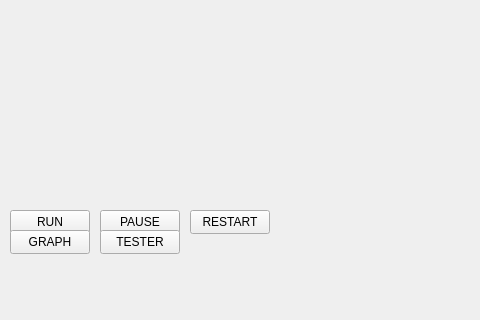
Before: the Qt Designer form UI/src/mainwindow.ui in EvolutionSimulator/EvolutionSimulator, drawn with Qt 5; both pictures show x 0 to 480 and y 280 to 600 of the 800 by 600 pixel window.
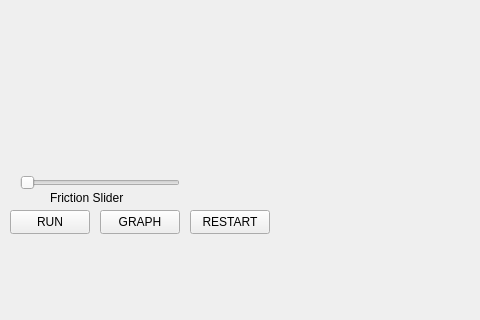
After: the same form once the commit is applied. Custom widgets are drawn as their Qt base class.

Commit message: Start/Pause joined and Friction Slider

What changed in the file:
```diff
--- a/UI/src/mainwindow.ui
+++ b/UI/src/mainwindow.ui
@@ -47,19 +47,6 @@
      </rect>
     </property>
    </widget>
-   <widget class="QPushButton" name="pauseButton">
-    <property name="geometry">
-     <rect>
-      <x>100</x>
-      <y>490</y>
-      <width>80</width>
-      <height>24</height>
-     </rect>
-    </property>
-    <property name="text">
-     <string>PAUSE</string>
-    </property>
-   </widget>
    <widget class="QPushButton" name="restartButton">
     <property name="geometry">
      <rect>
@@ -89,8 +76,8 @@
    <widget class="QPushButton" name="graphButton">
     <property name="geometry">
      <rect>
-      <x>10</x>
-      <y>510</y>
+      <x>100</x>
+      <y>490</y>
       <width>80</width>
       <height>24</height>
      </rect>
@@ -99,19 +86,6 @@
      <string>GRAPH</string>
     </property>
    </widget>
-   <widget class="QPushButton" name="testerButton">
-    <property name="geometry">
-     <rect>
-      <x>100</x>
-      <y>510</y>
-      <width>80</width>
-      <height>24</height>
-     </rect>
-    </property>
-    <property name="text">
-     <string>TESTER</string>
-    </property>
-   </widget>
    <widget class="QSpinBox" name="densityCreature">
     <property name="geometry">
      <rect>
@@ -135,6 +109,51 @@
      <string>Density of Creature:</string>
     </property>
    </widget>
+   <widget class="QSlider" name="frictionCoefficientSpinBox">
+    <property name="geometry">
+     <rect>
+      <x>20</x>
+      <y>450</y>
+      <width>160</width>
+      <height>25</height>
+     </rect>
+    </property>
+    <property name="minimum">
+     <number>5</number>
+    </property>
+    <property name="maximum">
+     <number>100</number>
+    </property>
+    <property name="orientation">
+     <enum>Qt::Horizontal</enum>
+    </property>
+   </widget>
+   <widget class="QLabel" name="label">
+    <property name="geometry">
+     <rect>
+      <x>50</x>
+      <y>470</y>
+      <width>91</width>
+      <height>16</height>
+     </rect>
+    </property>
+    <property name="text">
+     <string>Friction Slider</string>
+    </property>
+   </widget>
+   <widget class="QLabel" name="frictionLabel">
+    <property name="geometry">
+     <rect>
+      <x>190</x>
+      <y>450</y>
+      <width>58</width>
+      <height>16</height>
+     </rect>
+    </property>
+    <property name="text">
+     <string/>
+    </property>
+   </widget>
   </widget>
   <widget class="QMenuBar" name="menubar">
    <property name="geometry">
```
Left out of the diff: 2 changed lines with no effect on the pictures. The commit also changes 2 other files.
